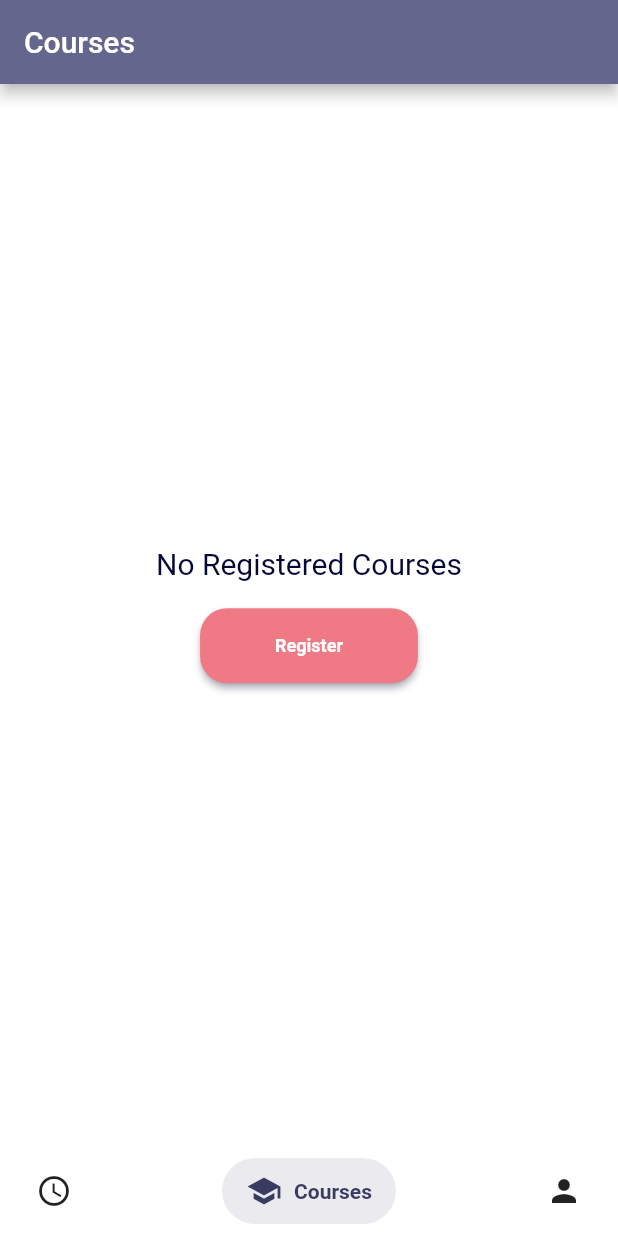
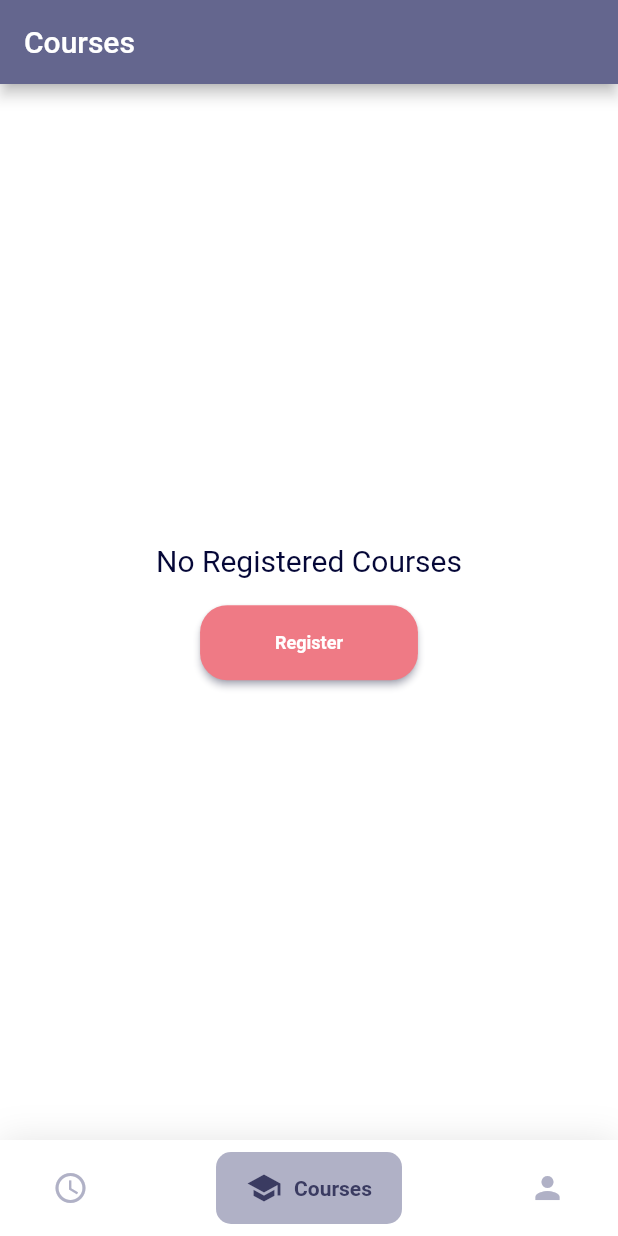
Before and after one commit to 0AbdElRahman-Mohamed0/el-gam3a, a Flutter app: the HomeScreen screen opened directly, item 2 of the bottom bar chosen, on a phone screen of 412 x 824 dp. Run offline on Flutter 3.47's test engine with Material 2 defaults, Android fonts, the phone set to English and light mode, and no system bars; drawn by our look-alikes of google_nav_bar, salomon_bottom_bar; our stand-ins replace cached_network_image, cloud_firestore, firebase_auth, firebase_core, firebase_storage, flutter_svg and 3 more; missing offline and left inert: animate_icons, flrx_validator, selection_picker; accounts and stored records are empty; project files that could hold a hidden picture were left out.

Commit message:
change bottom nav bar style

```diff
--- a/lib/screens/home_screen.dart
+++ b/lib/screens/home_screen.dart
@@ -3,7 +3,7 @@
 import 'package:elgam3a/screens/schedule_screen.dart';
 import 'package:elgam3a/widgets/leave_pop_up.dart';
 import 'package:flutter/material.dart';
-import 'package:salomon_bottom_bar/salomon_bottom_bar.dart';
+import 'package:google_nav_bar/google_nav_bar.dart';
 
 class HomeScreen extends StatefulWidget {
   @override
@@ -38,30 +38,45 @@
                   : Text('Profile'),
         ),
         body: _widgetOptions.elementAt(_selectedIndex),
-        bottomNavigationBar: SalomonBottomBar(
-          currentIndex: _selectedIndex,
-          onTap: (index) {
-            setState(() {
-              _selectedIndex = index;
-            });
-          },
-          items: [
-            SalomonBottomBarItem(
-              icon: Icon(Icons.schedule),
-              title: Text("Schedule"),
-              selectedColor: Theme.of(context).primaryColor,
+        bottomNavigationBar: Container(
+          decoration: BoxDecoration(color: Colors.white, boxShadow: [
+            BoxShadow(blurRadius: 20, color: Colors.black.withOpacity(.1))
+          ]),
+          child: SafeArea(
+            child: Padding(
+              padding:
+                  const EdgeInsets.symmetric(horizontal: 15.0, vertical: 8),
+              child: GNav(
+                  tabBorderRadius: 10,
+                  gap: 8,
+                  color: Theme.of(context).dividerColor,
+                  activeColor: Theme.of(context).primaryColor,
+                  iconSize: 24,
+                  padding: EdgeInsets.symmetric(horizontal: 20, vertical: 12),
+                  duration: Duration(milliseconds: 300),
+                  tabBackgroundColor: Theme.of(context).dividerColor,
+                  tabs: [
+                    GButton(
+                      icon: Icons.schedule,
+                      text: "Schedule",
+                    ),
+                    GButton(
+                      icon: Icons.school,
+                      text: 'Courses',
+                    ),
+                    GButton(
+                      icon: Icons.person,
+                      text: 'Profile',
+                    ),
+                  ],
+                  selectedIndex: _selectedIndex,
+                  onTabChange: (index) {
+                    setState(() {
+                      _selectedIndex = index;
+                    });
+                  }),
             ),
-            SalomonBottomBarItem(
-              icon: Icon(Icons.school),
-              title: Text("Courses"),
-              selectedColor: Theme.of(context).primaryColor,
-            ),
-            SalomonBottomBarItem(
-              icon: Icon(Icons.person),
-              title: Text("Profile"),
-              selectedColor: Theme.of(context).primaryColor,
-            ),
-          ],
+          ),
         ),
       ),
     );
--- a/pubspec.yaml
+++ b/pubspec.yaml
@@ -20,7 +20,7 @@
   loading_indicator: ^1.2.0
   shared_preferences: ^0.5.12+4
   cached_network_image: ^2.5.0
-  salomon_bottom_bar: ^3.0.0
+  google_nav_bar: ^4.0.2
   #Firebase
   firebase_core: ^0.5.2
   firebase_auth: ^0.18.3
```
Also changed, not shown: pubspec.lock.
